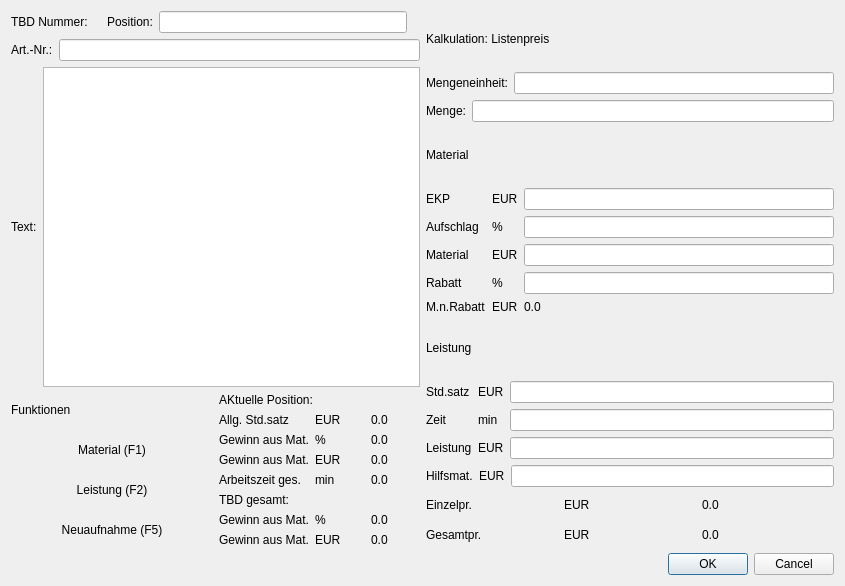
Qt form form/general_page.ui (romanweissflog/FAKT) before a commit.
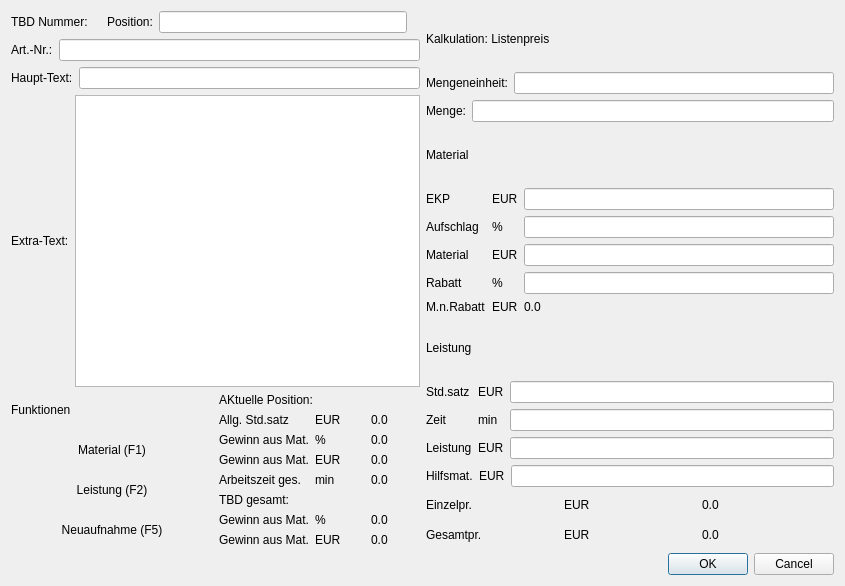
The same form after that commit. Custom widgets are drawn as their Qt base class.

```diff
--- a/form/general_page.ui
+++ b/form/general_page.ui
@@ -78,12 +78,26 @@
          </item>
         </layout>
        </item>
+       <item>
+        <layout class="QHBoxLayout" name="horizontalLayout_5">
+         <item>
+          <widget class="QLabel" name="label_14">
+           <property name="text">
+            <string>Haupt-Text:</string>
+           </property>
+          </widget>
+         </item>
+         <item>
+          <widget class="QLineEdit" name="editMainText"/>
+         </item>
+        </layout>
+       </item>
        <item>
         <layout class="QHBoxLayout" name="horizontalLayout_4">
          <item>
           <widget class="QLabel" name="label">
            <property name="text">
-            <string>Text:</string>
+            <string>Extra-Text:</string>
            </property>
           </widget>
          </item>
```
Left out of the diff: 1 changed line with no effect on the pictures.
